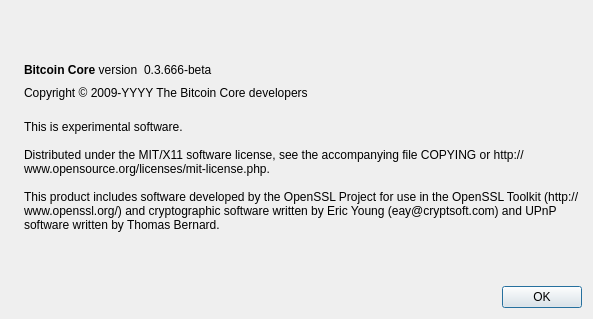
The window that src/qt/forms/aboutdialog.ui (Patacoin/bitcoin) describes before a commit, drawn with Qt 5.
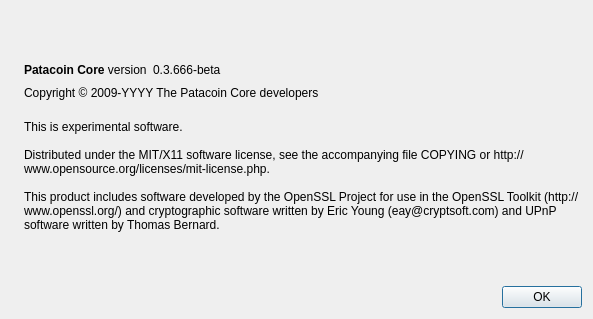
The same window after the commit. Icons and pictures are not drawn.

Diff of the .ui file:
```diff
--- a/src/qt/forms/aboutdialog.ui
+++ b/src/qt/forms/aboutdialog.ui
@@ -50,7 +50,7 @@
           <cursorShape>IBeamCursor</cursorShape>
          </property>
          <property name="text">
-          <string>&lt;b&gt;Bitcoin Core&lt;/b&gt; version</string>
+          <string>&lt;b&gt;Patacoin Core&lt;/b&gt; version</string>
          </property>
          <property name="textInteractionFlags">
           <set>Qt::LinksAccessibleByMouse|Qt::TextSelectableByKeyboard|Qt::TextSelectableByMouse</set>
@@ -91,7 +91,7 @@
         <cursorShape>IBeamCursor</cursorShape>
        </property>
        <property name="text">
-        <string notr="true">Copyright &amp;copy; 2009-YYYY The Bitcoin Core developers</string>
+        <string notr="true">Copyright &amp;copy; 2009-YYYY The Patacoin Core developers</string>
        </property>
        <property name="textFormat">
         <enum>Qt::RichText</enum>
```
Left out of the diff: 2 changed lines with no effect on the pictures.
